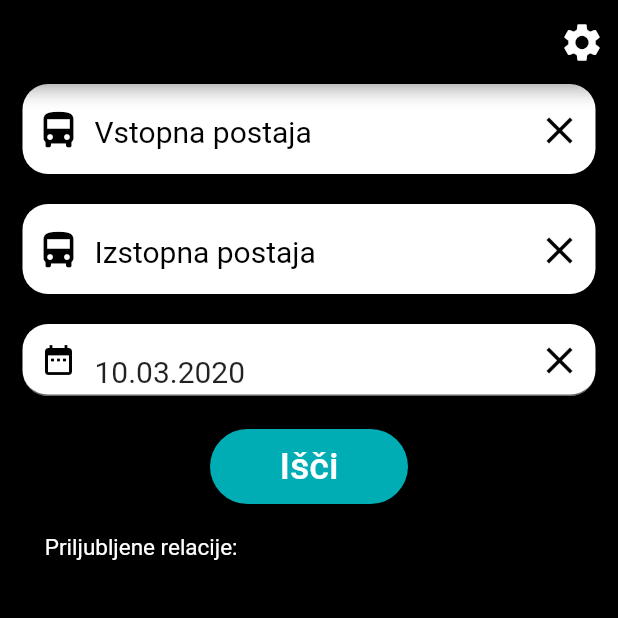
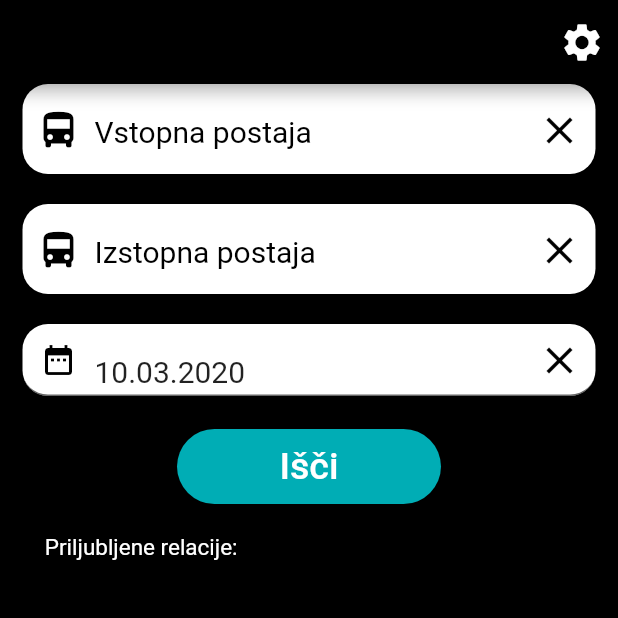
Before and after one commit to andryot/Arriva-prihodi, a Flutter app: the screen it shows after launch, on a phone screen of 412 x 824 dp, the top half of it. Run offline on Flutter 3.47's test engine with Material 2 defaults, Android fonts, the light colour scheme and no system bars; drawn by our look-alikes of datetime_picker_formfield; our stand-ins replace auto_size_text, eva_icons_flutter, flutter_spinkit, flutter_typeahead, shared_preferences.

Commit message:
09.03.2020

```diff
--- a/lib/HomePage.dart
+++ b/lib/HomePage.dart
@@ -38,6 +38,7 @@ List<String> predictions = new List<String>();
 
 Color bgdColor = Colors.black;
 var width;
+var height;
 
 String destination = "";
 String departure = "";
@@ -58,6 +59,7 @@ class HomeState extends State<HomePage> {
   Widget build(BuildContext context) {
     var _blackFocusNode = new FocusNode();
     width = MediaQuery.of(context).size.width;
+    height = MediaQuery.of(context).size.height;
     return WillPopScope(
       onWillPop: _onBackPressed,
       child: Scaffold(
@@ -96,7 +98,7 @@ class HomeState extends State<HomePage> {
                   BasicDateField(),
                   Padding(padding: EdgeInsets.all(0)),
                   Container(
-                    padding: EdgeInsets.symmetric(horizontal: 125),
+                    padding: EdgeInsets.symmetric(horizontal: width - width * 0.75),
                     height: 50.0,
                     child: RaisedButton(
                       onPressed: () => [
@@ -143,7 +145,7 @@ class HomeState extends State<HomePage> {
                   ),
                   Container(
                     // width: 200,
-                    height: 250,
+                    height: height - height*0.7,
                     child: FavoritesSection(),
                   ),
                 ],
--- a/lib/favorites.dart
+++ b/lib/favorites.dart
@@ -81,25 +81,28 @@ Widget getTextWidgets(BuildContext context) {
                     width: width - width * 0.222,
                     child: Row(
                       children: <Widget>[
-                        Expanded(
-                          child: AutoSizeText(
+                        Padding(padding: EdgeInsets.only(left: 20),),
+                        //Expanded(
+                          //child:
+                           AutoSizeText(
                             temp[0].toString() + "   ",
                             maxLines: 1,
                             maxFontSize: 40,
                             style: TextStyle(fontSize: 25),
                           ),
-                        ),
+                        //),
                         Icon(
                           EvaIcons.arrowForwardOutline,
                           color: Colors.black,
                         ),
-                        Expanded(
-                          child: AutoSizeText(
+                       // Expanded(
+                         // child:
+                          AutoSizeText(
                             "   " + temp[1].toString(),
                             maxLines: 1,
                             style: TextStyle(fontSize: 25),
                           ),
-                        ),
+                       // ),
                       ],
                     ),
                   ),
@@ -118,7 +121,7 @@ Widget getTextWidgets(BuildContext context) {
                               padding: EdgeInsets.only(left: 0),
                               color: Colors.yellow,
                               onPressed: () {
-                                print("123");
+                                //print("123");
                               },
                             ),
                           ],
```
